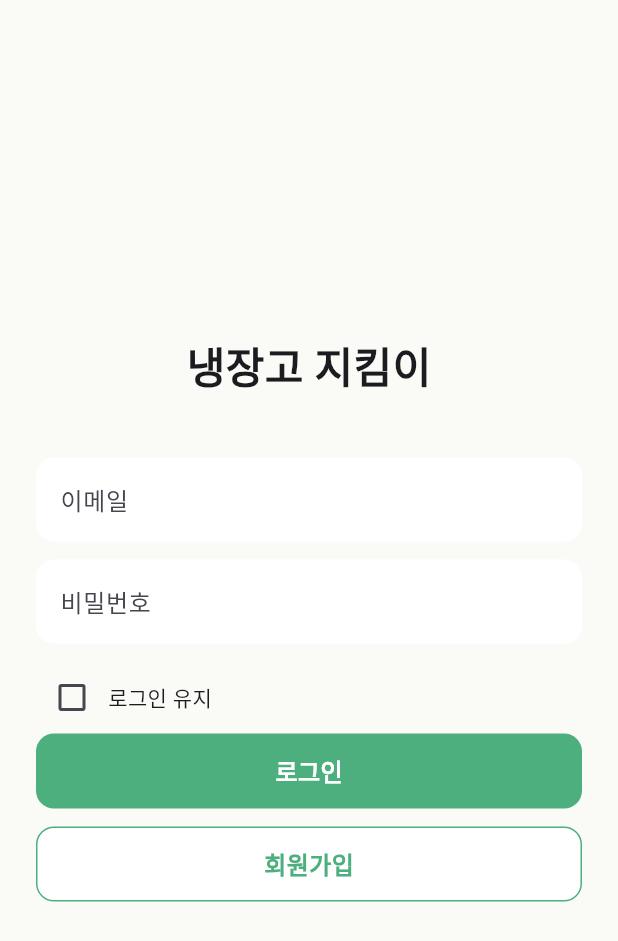
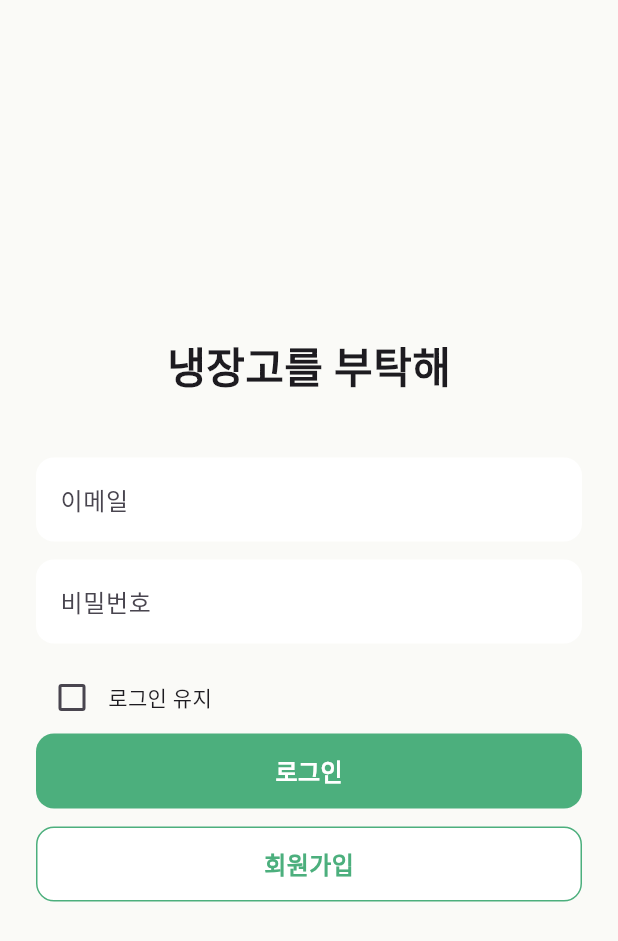
Before and after one commit to k-uplift/Project-SIMS, a Flutter app: the screen it shows after launch, on a phone screen of 412 x 824 dp. Shown: the top 941 px of the screen. Run offline on Flutter 3.47's test engine with Material 3 defaults, Android fonts, the phone set to English and light mode, and no system bars; our stand-ins replace image_picker, shared_preferences; accounts and stored records are empty.

Commit message:
Update login_screen.dart

```diff
--- a/Frontend/my_fridge_app/lib/screens/login_screen.dart
+++ b/Frontend/my_fridge_app/lib/screens/login_screen.dart
@@ -52,7 +52,7 @@ class _LoginScreenState extends State<LoginScreen> {
             mainAxisAlignment: MainAxisAlignment.center,
             children: [
               const Text(
-                '냉장고 지킴이',
+                '냉장고를 부탁해',
                 style: TextStyle(
                   fontSize: 28,
                   fontWeight: FontWeight.bold,
```
